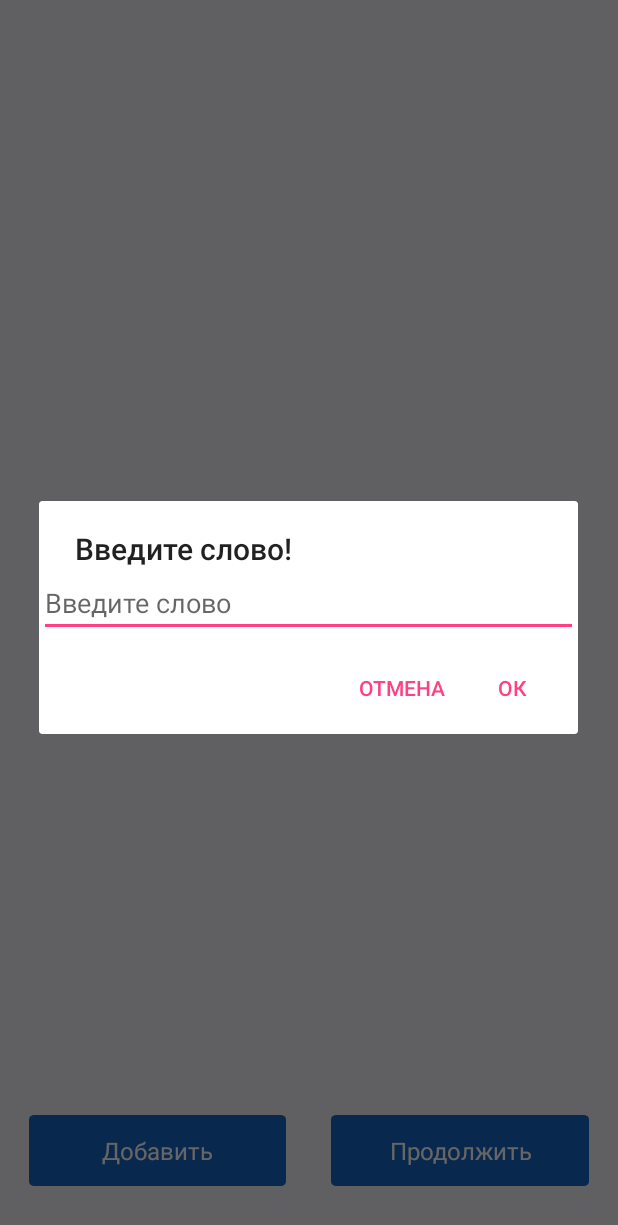
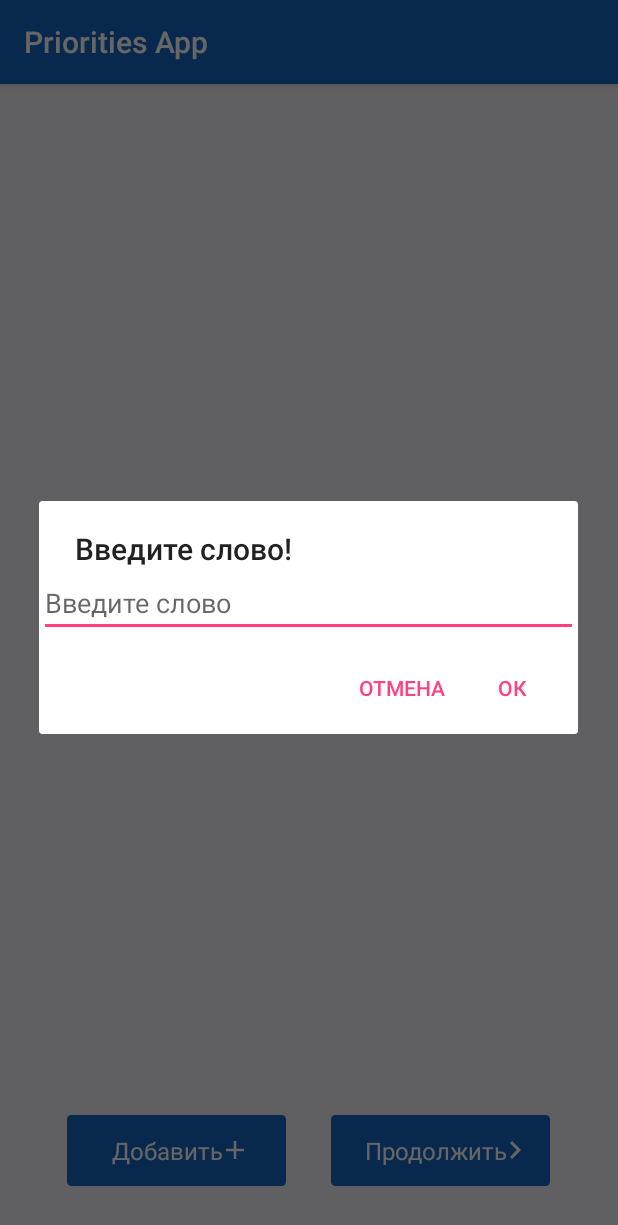
Before and after one commit to vitali-anku/CourseWork_5Sem, an Android app: the screen it shows after launch (MainActivity), after a tap on "Добавить", on a phone screen of 412 x 824 dp. Shown: the top 1225 px of the screen. Run offline under Robolectric (Android 15) with nearby library versions, the phone set to English and light mode, and no system bars.

Commit message:
design v1.1

```diff
--- a/1/app/src/main/AndroidManifest.xml
+++ b/1/app/src/main/AndroidManifest.xml
@@ -12,7 +12,8 @@
         <activity
             android:name=".MainActivity"
             android:label="@string/app_name"
-            android:theme="@style/AppTheme.NoActionBar">
+            android:theme="@style/AppTheme.NoActionBar"
+            >
             <intent-filter>
                 <action android:name="android.intent.action.MAIN" />
 
--- /dev/null
+++ b/1/app/src/main/res/drawable/ic_vector_2.xml
@@ -0,0 +1,9 @@
+<vector xmlns:android="http://schemas.android.com/apk/res/android"
+    android:width="7dp"
+    android:height="12dp"
+    android:viewportWidth="7"
+    android:viewportHeight="12">
+  <path
+      android:pathData="M1.332,0L0,1.41L4.3266,6L0,10.59L1.332,12L7,6L1.332,0Z"
+      android:fillColor="#ffffff"/>
+</vector>
--- a/1/app/src/main/res/layout/activity_last.xml
+++ b/1/app/src/main/res/layout/activity_last.xml
@@ -21,8 +21,8 @@
 
     <Button
         android:id="@+id/again"
-        android:layout_width="match_parent"
-        android:layout_height="wrap_content"
+        android:layout_width="146dp"
+        android:layout_height="47dp"
         android:layout_alignParentBottom="true"
         android:layout_marginBottom="33dp"
         android:layout_marginLeft="19dp"
--- a/1/app/src/main/res/layout/activity_main.xml
+++ b/1/app/src/main/res/layout/activity_main.xml
@@ -3,8 +3,8 @@
     xmlns:tools="http://schemas.android.com/tools"
     android:layout_width="match_parent"
     android:layout_height="match_parent"
-    tools:context=".MainActivity"
-    android:background="@color/basic">
+    android:background="@color/basic"
+    tools:context=".MainActivity">
 
         <ListView
             android:id="@+id/listView1"
@@ -22,10 +22,9 @@
             android:background="#00000000"-->
 
         <LinearLayout
-            android:layout_width="match_parent"
+            android:layout_width="322dp"
             android:layout_height="wrap_content"
-            android:layout_marginLeft="19dp"
-            android:layout_marginRight="19dp"
+            android:layout_centerHorizontal="true"
             android:layout_marginBottom="33dp"
             android:layout_alignParentBottom="true">
             <Button
@@ -37,7 +36,10 @@
                 android:id="@+id/btn1"
                 android:layout_marginRight="30dp"
                 android:textAppearance="@style/some_id_2"
-                android:background="@drawable/ic_rectangle"/>
+                android:background="@drawable/ic_rectangle"
+                android:drawableRight="@drawable/ic_vector"
+                android:paddingLeft="28dp"
+                android:paddingRight="28dp"  />
 
             <Button
                 android:layout_width="146dp"
@@ -47,6 +49,9 @@
                 android:fontFamily="Roboto"
                 android:text="@string/next"
                 android:textAppearance="@style/some_id_2"
+                android:drawableRight="@drawable/ic_vector_2"
+                android:paddingRight="19dp"
+                android:paddingLeft="19dp"
                 android:id="@+id/btn2"
                 android:saveEnabled="true"/>
         </LinearLayout>
--- a/1/app/src/main/res/values/colors.xml
+++ b/1/app/src/main/res/values/colors.xml
@@ -1,7 +1,7 @@
 <?xml version="1.0" encoding="utf-8"?>
 <resources>
-    <color name="colorPrimary">#3F51B5</color>
-    <color name="colorPrimaryDark">#1565C0</color>
+    <color name="colorPrimary">#1565C0</color>
+    <color name="colorPrimaryDark">#303F9F</color>
     <color name="colorAccent">#FF4081</color>
     <color name="white">#E5E5E5</color>
     <color name="btn">#1565C0</color>
--- a/1/app/src/main/res/values/strings.xml
+++ b/1/app/src/main/res/values/strings.xml
@@ -1,5 +1,5 @@
 <resources>
-    <string name="app_name">Task1</string>
+    <string name="app_name">Priorities App</string>
     <string name="action_settings">Settings</string>
     <string name="add">Добавить</string>
     <string name="next">Продолжить</string>
--- a/1/app/src/main/res/values/styles.xml
+++ b/1/app/src/main/res/values/styles.xml
@@ -9,8 +9,8 @@
     </style>
 
     <style name="AppTheme.NoActionBar">
-        <item name="windowActionBar">false</item>
-        <item name="windowNoTitle">true</item>
+        <item name="windowActionBar">true</item>
+        <item name="windowNoTitle">false</item>
     </style>
 
     <style name="AppTheme.AppBarOverlay" parent="ThemeOverlay.AppCompat.Dark.ActionBar" />
```
Also changed, not shown: 1/app/src/main/res/layout/activity_interview.xml (+6 -6 lines), 1/app/src/main/res/layout/layout_adapter2.xml (+8 -6 lines), 1 other file.
